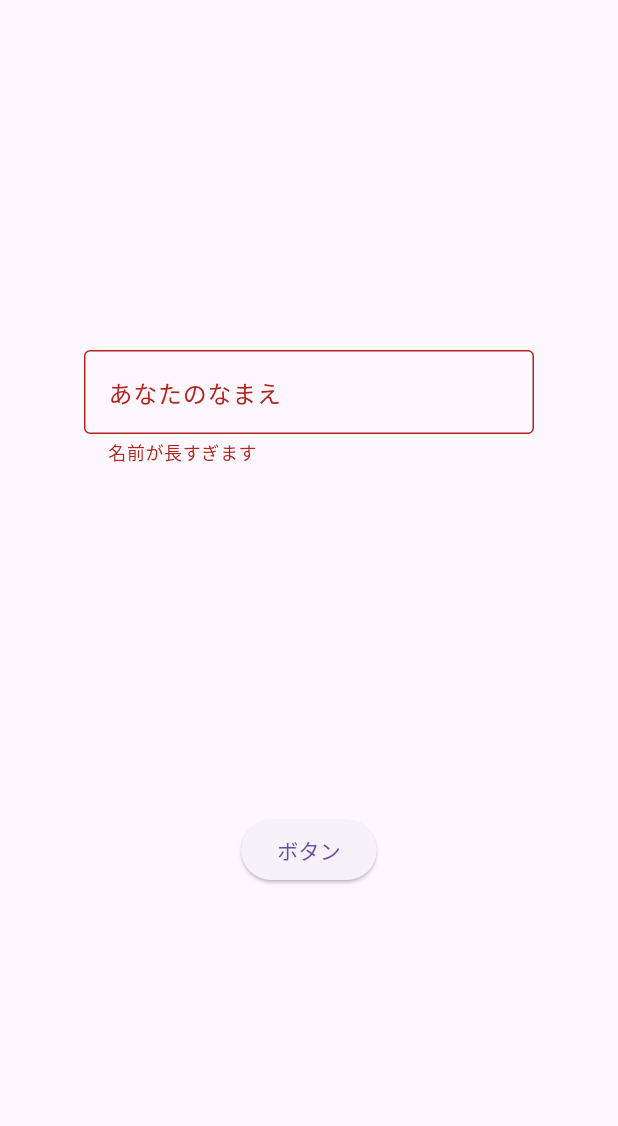
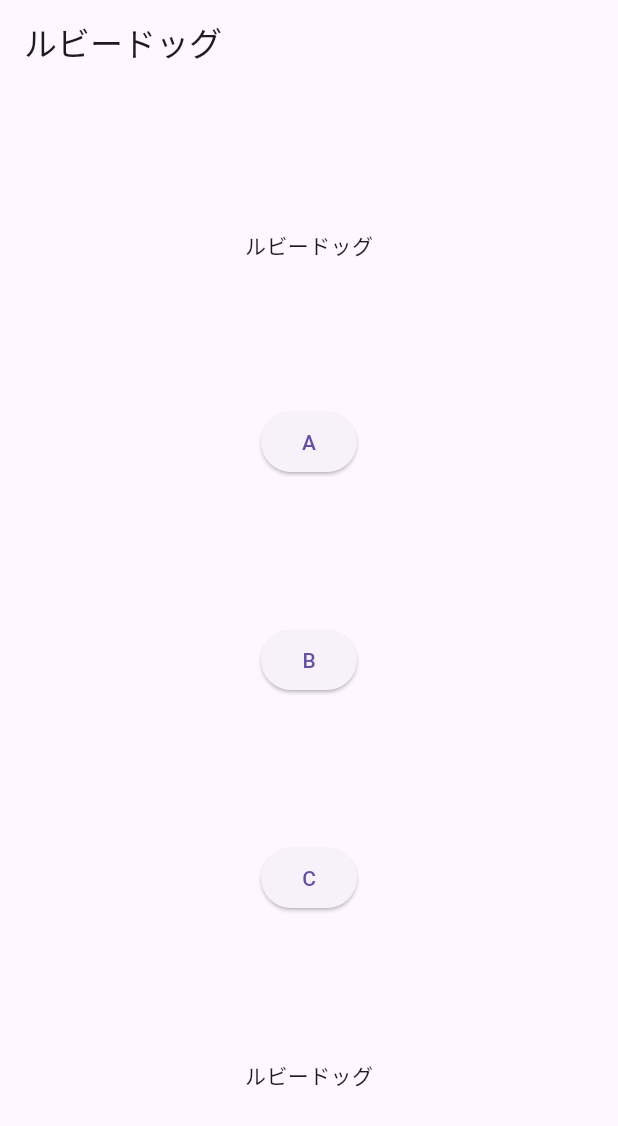
Before and after one commit to f04k04369/flutter-practice_02, a Flutter app: the screen it shows after launch, on a phone screen of 412 x 824 dp. Shown: the top 1126 px of the screen. Run offline on Flutter 3.47's test engine with Material 3 defaults, Android fonts, the light colour scheme and no system bars; our stand-ins replace flutter_riverpod.

Commit message:
#9 riverpodについて

```diff
--- a/project/lib/main.dart
+++ b/project/lib/main.dart
@@ -1,107 +1,68 @@
 import 'package:flutter/material.dart';
 import 'package:project/banana_counter.dart';
+import 'package:flutter_riverpod/flutter_riverpod.dart';
 
-void main() {
+main() {
+  // アプリ
+  const app = MaterialApp(home: Sample());
 
-  final controller = TextEditingController();
+  // プロバイダースコープで囲む
+  const scope = ProviderScope(child: app);
 
-  final textField = TextField(
-    controller: controller,
+  // アプリを動かす
+  runApp(scope);
+}
 
-    decoration: InputDecoration(
-      border: OutlineInputBorder(),
-      labelText: 'あなたのなまえ',
-      hintText: 'カタカナで入力してください',
-      errorText: '名前が長すぎます',
-    ),
-  );
+final nicknameProvider = StateProvider<String>(
+  (ref) {
+    // 変化するデータ
+    return "ルビードッグ";
+  }
+);
 
-  zzzz() {
-    debugPrint( controller.text );
-  }
+// 画面
+class Sample extends ConsumerWidget {
+  const Sample({super.key});
 
-  final button = ElevatedButton(onPressed: zzzz, child: const Text('ボタン'));
+  @override
+  Widget build(BuildContext context, WidgetRef ref) {
 
-  // xxxx() {
-  //   debugPrint('これから通信を始めます');
-  // }
+    // データを見張っておく
+    final nickname = ref.watch(nicknameProvider);
 
-  // final button = ElevatedButton(
-  //   onPressed: xxxx,
-  //   child: Text('おしてみて') ,
-
-  //   style: ElevatedButton.styleFrom(
-  //     backgroundColor: Colors.green,
-  //   ),
-  //   );
-
-  // final bananaCounter = BananaCounter(
-  //   number: 888,
-
-  // );
-
-  // final col = Column(
-  //   mainAxisAlignment: MainAxisAlignment.center,
-  //   crossAxisAlignment: CrossAxisAlignment.center,
-  //   children: const [
-  //     Text('レモン'),
-  //     Text('リンゴ'),
-  //     Text('ブドウ'),
-  //   ],
-  // );
-
-  // final img = Column(
-  //   mainAxisAlignment: MainAxisAlignment.center,
-  //   crossAxisAlignment: CrossAxisAlignment.center,
-  //   children: [
-  //     Image.asset(
-  //       'assets/images/saku.png'
-  //       ),
-  //     Image.network(
-  //       'https://flutter-image-network.web.app/inu.jpeg'
-  //     )
-  //   ],
-  // );
-
-  // final con = Container(
-  //   color: Colors.deepOrange,
-  //   width: 500,
-  //   height: 400,
-  //   child: col,
-  //   alignment: Alignment.centerLeft,
-  //   padding: EdgeInsets.fromLTRB(20,10,0,100),
-  //   margin: EdgeInsets.all(20),
-  // );
-
-  // final rowItems = Row(
-  //   mainAxisSize: MainAxisSize.min,
-  //   children: [
-  //     col, col, col
-  //   ],
-  // );
-
-  // final colItems = Column(
-  //   mainAxisSize: MainAxisSize.min,
-  //   children: [
-  //     col, col, col
-  //   ],
-  // );
-
-  final a = MaterialApp(
-    home: Scaffold(
-      body: Center(
+    return Scaffold(
+      appBar: AppBar(title: Text(nickname)),
+      body: SizedBox(
+        width: double.infinity,
         child: Column(
           mainAxisAlignment: MainAxisAlignment.spaceEvenly,
+          crossAxisAlignment: CrossAxisAlignment.center,
           children: [
-            Container(
-              width: 300,
-              child: textField,
-            ),
-            button
+            Text(nickname),
+            ElevatedButton(onPressed: () => tapA(ref), child: Text('A')),
+            ElevatedButton(onPressed: () => tapB(ref), child: Text('B')),
+            ElevatedButton(onPressed: () => tapC(ref), child: Text('C')),
+            Text(nickname),
           ],
         ),
       ),
-    ),
-  );
-  runApp(a);
+    );
+  }
+
+// ノティファイアでデータを変更する
+
+  tapA(WidgetRef ref) {
+    final notifier = ref.read(nicknameProvider.notifier);
+    notifier.state = "ルビーキャット";
+  }
+
+  tapB(WidgetRef ref) {
+    final notifier = ref.read(nicknameProvider.notifier);
+    notifier.state = "シャイニングフィンガー";
+  }
+
+  tapC(WidgetRef ref) {
+    final notifier = ref.read(nicknameProvider.notifier);
+    notifier.state = "ゴッドフィンガー";
+  }
 }
--- a/project/pubspec.yaml
+++ b/project/pubspec.yaml
@@ -8,6 +8,7 @@
   sdk: ^3.7.2
 
 dependencies:
+  flutter_riverpod:
   flutter:
     sdk: flutter
 
```
Also changed, not shown: project/pubspec.lock.
